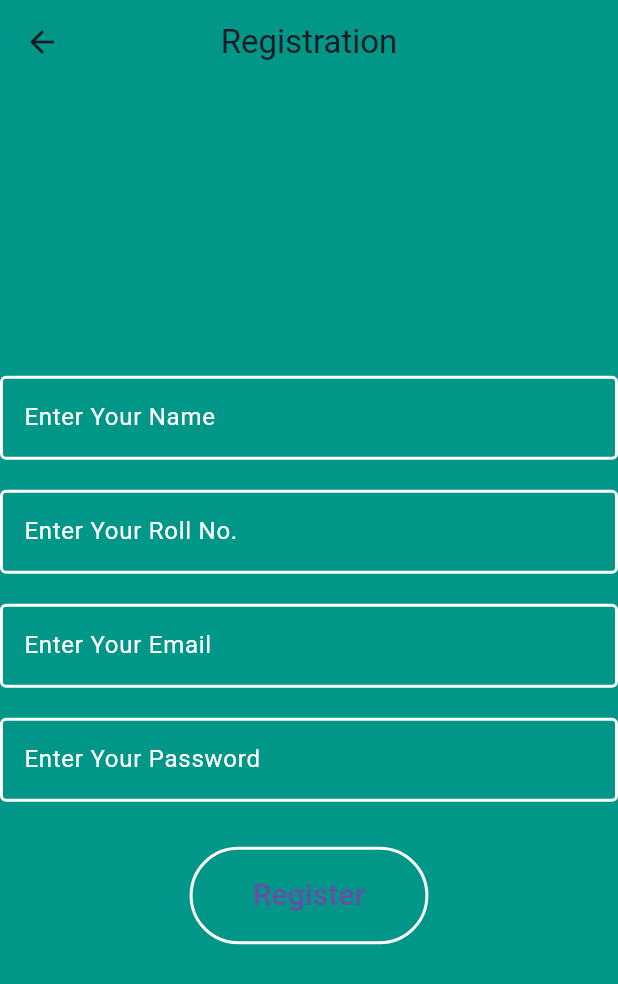
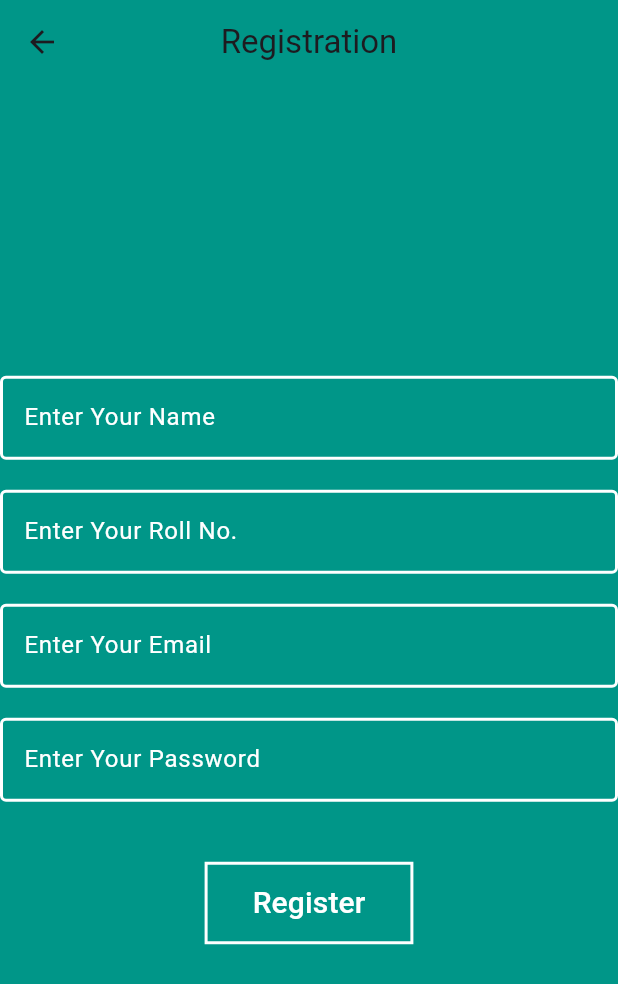
Before and after one commit to AjanyaVinayan/demo, a Flutter app: the Reg screen opened directly, after a tap on "Register", on a phone screen of 412 x 824 dp. Shown: the top 984 px of the screen. Run offline on Flutter 3.47's test engine with Material 3 defaults, Android fonts, the phone set to English and light mode, and no system bars; our stand-ins replace qr_flutter; missing offline and left inert: mobile_scanner; network calls fail.

```diff
--- a/lib/main.dart
+++ b/lib/main.dart
@@ -21,11 +21,11 @@ class _MyAppState extends State<MyApp> {
   Widget build(BuildContext context) {
     return MaterialApp(
       //home:Login()
-     // home: Reg(),
+      home: Reg(),
       //home: Qr(),
      // home: Scan(),
-      //home: Home(),
-      home: New(),
+     // home: Home(),
+      //home: New(),
     );
   }
 }
--- a/lib/registration.dart
+++ b/lib/registration.dart
@@ -1,4 +1,7 @@
+import 'dart:convert';
+
 import 'package:flutter/material.dart';
+import 'package:http/http.dart' as http;
 class Reg extends StatefulWidget {
   const Reg({Key? key}) : super(key: key);
 
@@ -7,6 +10,39 @@ class Reg extends StatefulWidget {
 }
 
 class _RegState extends State<Reg> {
+  final _nameController = TextEditingController();
+  final _rollNoController = TextEditingController();
+  final _emailController = TextEditingController();
+  final _passwordController = TextEditingController();
+  void register()async{
+     Uri uri= Uri.parse('https://scnner-web.onrender.com/api/register');
+     var response = await http.post(uri,
+         headers: <String, String>{
+           'content-Type': 'application/json; charset=UTF-8'
+         },
+       body: jsonEncode({
+         'name':_nameController.text,
+         'email':_emailController.text,
+         'rollno':_rollNoController.text,
+         'password':_rollNoController.text,
+       })
+     );
+     var data =jsonDecode(response.body);
+     print(data["message"]);
+     if(response.statusCode==200){
+     ScaffoldMessenger.of(context).showSnackBar(SnackBar(content: Text('sucessfull')));
+     }
+     else {
+       ScaffoldMessenger.of(context).showSnackBar(SnackBar(content: Text(data["message"])));
+     }
+
+
+
+    print(_nameController.text);
+    print(_rollNoController.text);
+    print(_emailController.text);
+    print(_passwordController.text);
+  }
   @override
   Widget build(BuildContext context) {
     return Scaffold(
@@ -24,6 +60,7 @@ class _RegState extends State<Reg> {
             Container(
               width: 500,
               child: TextField(
+                controller: _nameController,
                 decoration: InputDecoration(
                   hintText: 'Enter Your Name',
                   hintStyle: TextStyle(
@@ -40,6 +77,7 @@ class _RegState extends State<Reg> {
             Container(
               width: 500,
               child: TextField(
+                controller:_rollNoController,
                 decoration: InputDecoration(
                   hintText: 'Enter Your Roll No.',
                   hintStyle: TextStyle(
@@ -56,6 +94,7 @@ class _RegState extends State<Reg> {
             Container(
               width: 500,
               child: TextField(
+                controller: _emailController,
                 decoration: InputDecoration(
                   hintText: 'Enter Your Email',
                   hintStyle: TextStyle(
@@ -72,6 +111,9 @@ class _RegState extends State<Reg> {
             Container(
               width: 500,
               child: TextField(
+                controller: _passwordController,
+                obscureText: true,
+                obscuringCharacter: '*',
                 decoration: InputDecoration(
                   hintText: 'Enter Your Password',
                   hintStyle: TextStyle(
@@ -84,14 +126,15 @@ class _RegState extends State<Reg> {
                 ),
               ),
             ),
-            SizedBox(height: 30,),
-            TextButton(onPressed: (){},
+            SizedBox(height: 40,),
+            TextButton(onPressed: (){register();},
               child:Container(
-                  padding: EdgeInsets.symmetric(horizontal: 30,vertical: 10),
-                  child: Text('Register',style: TextStyle(fontSize: 20),)),
+                  padding: EdgeInsets.symmetric(horizontal: 20,vertical: 5),
+                  child: Text('Register',style: TextStyle(fontSize: 20,
+                      color:Colors.white ),)),
               style: TextButton.styleFrom(
-
-                  side: BorderSide(color: Colors.white,width: 2)
+                  side: BorderSide(color: Colors.white,width: 2),
+                shape: RoundedRectangleBorder()
               ),
             ),
 
--- a/pubspec.yaml
+++ b/pubspec.yaml
@@ -36,6 +36,7 @@ dependencies:
   # Use with the CupertinoIcons class for iOS style icons.
   cupertino_icons: ^1.0.2
   mobile_scanner: ^4.0.1
+  http: ^1.2.1
 
 
 dev_dependencies:
```
Also changed, not shown: pubspec.lock, 2 other files.
